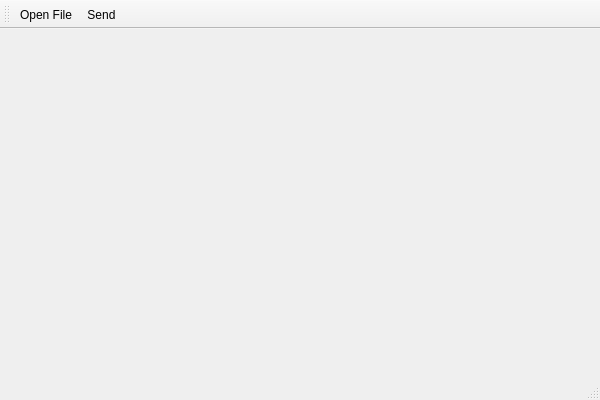
First picture: the form in noWires/noWires/noWires.ui, repository CanOSpam/noWires, before the edit.
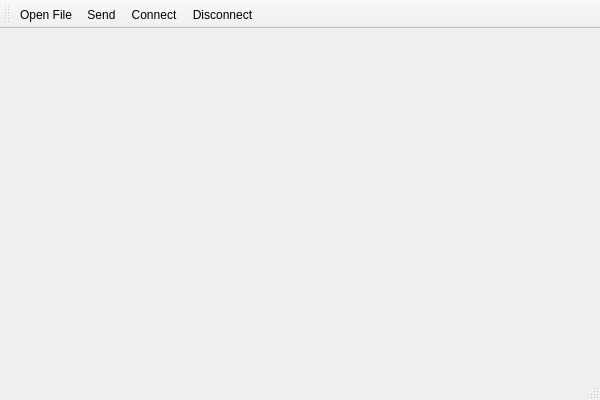
Second picture: the form after the edit.

Commit message: add more buttons and statuses

```diff
--- a/noWires/noWires/noWires.ui
+++ b/noWires/noWires/noWires.ui
@@ -33,6 +33,8 @@
    </attribute>
    <addaction name="actionOpen_File"/>
    <addaction name="actionSend"/>
+   <addaction name="actionConnect"/>
+   <addaction name="actionDisconnect"/>
   </widget>
   <widget class="QStatusBar" name="statusBar"/>
   <action name="actionOpen_File">
@@ -48,6 +50,22 @@
     <string>Send</string>
    </property>
   </action>
+  <action name="actionConnect">
+   <property name="text">
+    <string>Connect</string>
+   </property>
+   <property name="toolTip">
+    <string>Connect to a serial port</string>
+   </property>
+  </action>
+  <action name="actionDisconnect">
+   <property name="text">
+    <string>Disconnect</string>
+   </property>
+   <property name="toolTip">
+    <string>Disconnect from serial port</string>
+   </property>
+  </action>
  </widget>
  <layoutdefault spacing="6" margin="11"/>
  <resources>
```
The commit also changes 3 other files.
